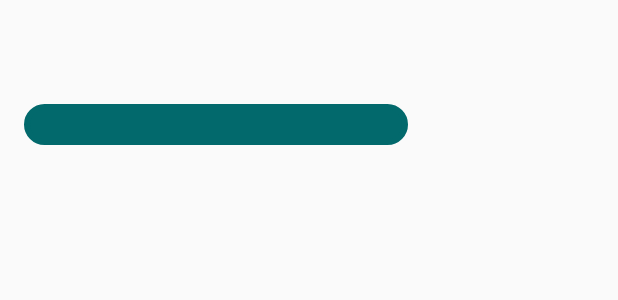
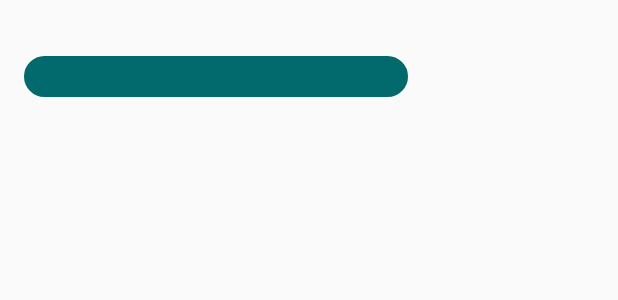
Before and after one commit to Rootgeek98/CipherChat, an Android app: the layout chat_item_other.xml on its own in the app's theme, with its tools: preview values and no code run, on a phone screen of 412 x 824 dp. Shown: the top 300 px of the screen. Run offline under Robolectric (Android 15) with nearby library versions, the light colour scheme and no system bars; network calls fail.

Commit message:
Fixing the Chat UI and Added localization (Swahili Language)

```diff
--- a/app/src/main/res/layout/chat_item_other.xml
+++ b/app/src/main/res/layout/chat_item_other.xml
@@ -12,7 +12,7 @@
         android:id="@+id/message"
         android:layout_width="256dp"
         android:layout_height="wrap_content"
-        android:layout_marginTop="64dp"
+        android:layout_marginTop="32dp"
         android:layout_marginEnd="8dp"
         android:layout_alignParentLeft="true"
         android:layout_marginLeft="10dp"
@@ -28,7 +28,7 @@
         android:layout_below="@id/message"
         android:layout_alignParentLeft="true"
         android:layout_marginLeft="10dp"
-        android:layout_marginBottom="25dp"
+        android:layout_marginBottom="64dp"
         android:paddingLeft="10dp"
         android:paddingTop="6dp"
         android:textSize="10dp"
--- a/app/src/main/res/layout/chat_item_self.xml
+++ b/app/src/main/res/layout/chat_item_self.xml
@@ -14,7 +14,7 @@
         android:id="@+id/message"
         android:layout_width="256dp"
         android:layout_height="wrap_content"
-        android:layout_marginTop="64dp"
+        android:layout_marginTop="32dp"
         android:layout_marginEnd="8dp"
         android:layout_alignParentRight="true"
         android:layout_marginRight="10dp"
@@ -29,7 +29,7 @@
         android:layout_height="wrap_content"
         android:layout_below="@id/message"
         android:layout_alignRight="@id/message"
-        android:layout_marginBottom="25dp"
+        android:layout_marginBottom="64dp"
         android:padding="10dp"
         android:textSize="10dp"
         android:textColor="@color/white"/>
--- a/app/src/main/res/values/strings.xml
+++ b/app/src/main/res/values/strings.xml
@@ -10,7 +10,7 @@
     <string name="success_signup">Access Granted</string>
     <string name="signup_error">Something Wrong Happened during Registration. Please Confirm that you have entered your correct Personal Details</string>
     <string name="btn_logout">Logout</string>
-    <string name="btn_dashboard">Dashboard</string>
+    <string name="btn_dashboard">Chats</string>
     <string name="welcome">Welcome to Cipher Chat</string>
     <string name="create_account">Create Account</string>
     <string name="firstname">Firstname</string>
```
Also changed, not shown: app/src/main/res/layout/content_chat_room.xml (+17 -15 lines), 1 other file.
